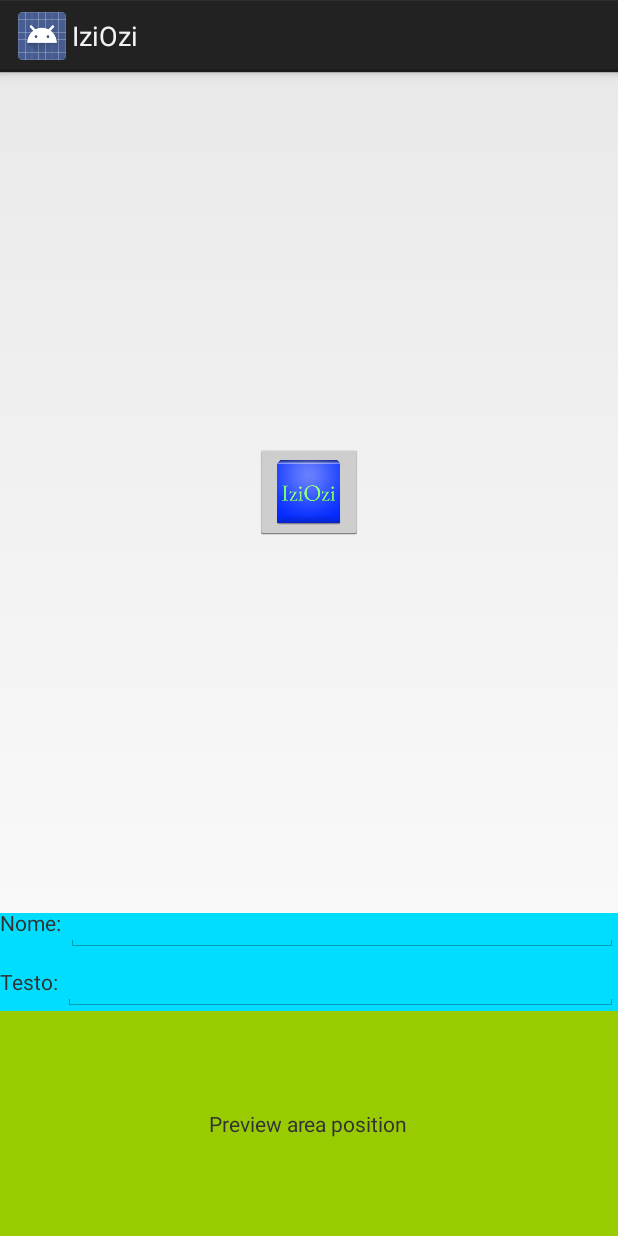
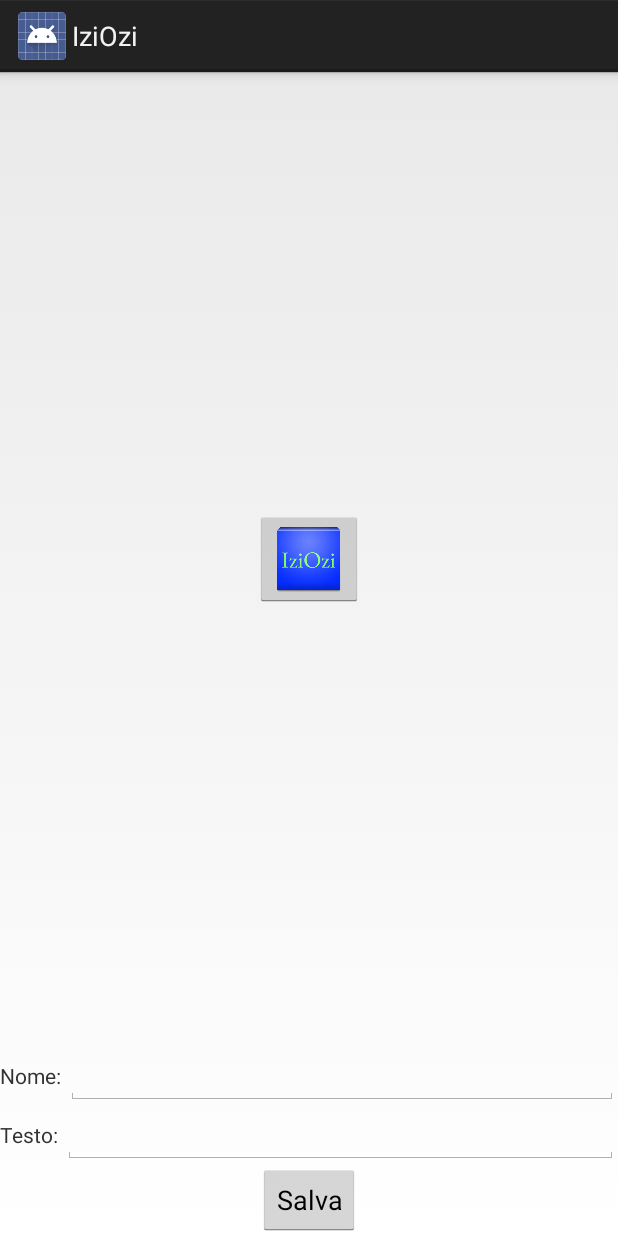
Before and after one commit to IziOzi/IziOzi, an Android app: the layout create_button_activity_layout.xml on its own in the app's theme, with its tools: preview values and no code run, on a phone screen of 412 x 824 dp. Run offline under Robolectric (Android 15) with nearby library versions, the phone set to English and light mode, and no system bars.

Commit message:
minor fixes + create layout

```diff
--- a/iziozi/src/main/AndroidManifest.xml
+++ b/iziozi/src/main/AndroidManifest.xml
@@ -18,6 +18,11 @@
                 <category android:name="android.intent.category.LAUNCHER" />
             </intent-filter>
         </activity>
+
+        <activity android:name=".CreateButtonActivity"
+            android:configChanges="orientation|keyboardHidden|screenSize"
+            android:label="@string/app_name">
+        </activity>
     </application>
 
 </manifest>
--- a/iziozi/src/main/java/it/smdevelopment/iziozi/CreateButtonActivity.java
+++ b/iziozi/src/main/java/it/smdevelopment/iziozi/CreateButtonActivity.java
@@ -2,6 +2,8 @@ package it.smdevelopment.iziozi;
 
 import android.app.Activity;
 import android.os.Bundle;
+import android.view.View;
+import android.widget.Toast;
 
 public class CreateButtonActivity extends Activity {
 
@@ -16,4 +18,8 @@ public class CreateButtonActivity extends Activity {
 
 	}
 
+    public void doSave(View v){
+        Toast.makeText(getApplicationContext(),"save!",Toast.LENGTH_SHORT).show();
+    }
+
 }
--- a/iziozi/src/main/res/layout/create_button_activity_layout.xml
+++ b/iziozi/src/main/res/layout/create_button_activity_layout.xml
@@ -21,8 +21,7 @@
 
     <LinearLayout
         android:layout_width="match_parent"
-        android:layout_height="215dp"
-        android:background="@android:color/holo_blue_bright"
+        android:layout_height="wrap_content"
         android:gravity="bottom"
         android:orientation="vertical" >
 
@@ -67,20 +66,14 @@
             </EditText>
         </LinearLayout>
 
-        <RelativeLayout
-            android:layout_width="match_parent"
-            android:layout_height="150dp"
-            android:background="@android:color/holo_green_light" >
-
-            <TextView
-                android:id="@+id/textView2"
-                android:layout_width="wrap_content"
-                android:layout_height="wrap_content"
-                android:layout_centerHorizontal="true"
-                android:layout_centerVertical="true"
-                android:text="Preview area position" />
-
-        </RelativeLayout>
     </LinearLayout>
 
+    <Button
+        android:layout_width="wrap_content"
+        android:layout_height="wrap_content"
+        android:text="Salva"
+        android:id="@+id/button"
+        android:layout_gravity="center_horizontal"
+        android:onClick="doSave" />
+
 </LinearLayout>
```
